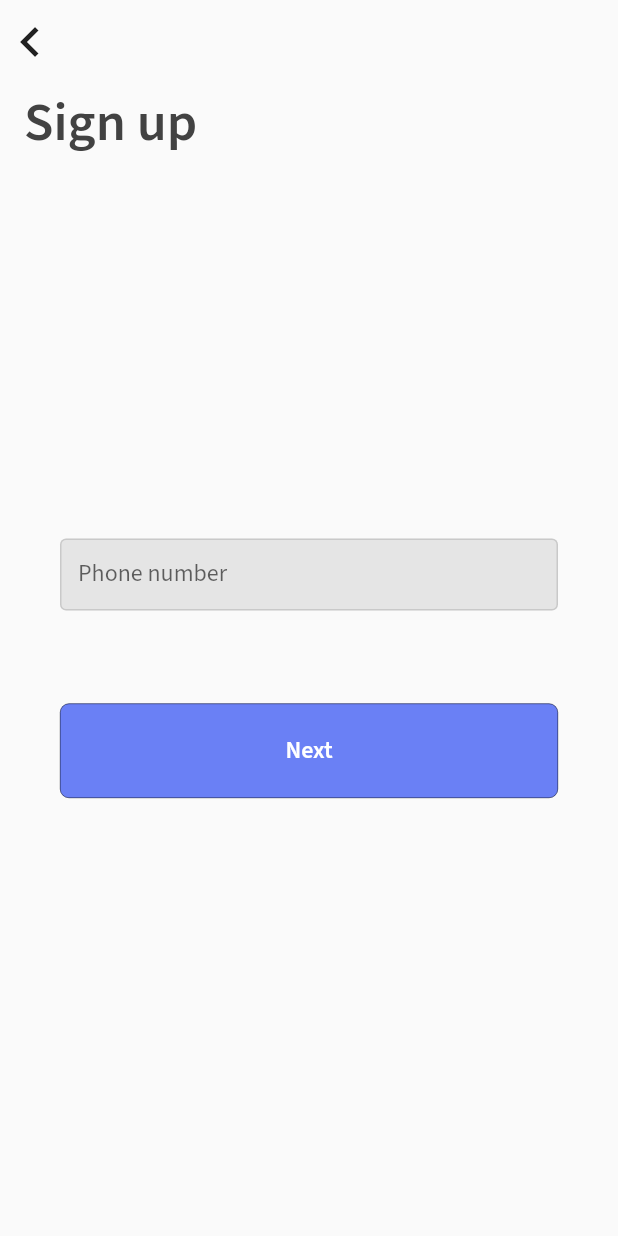
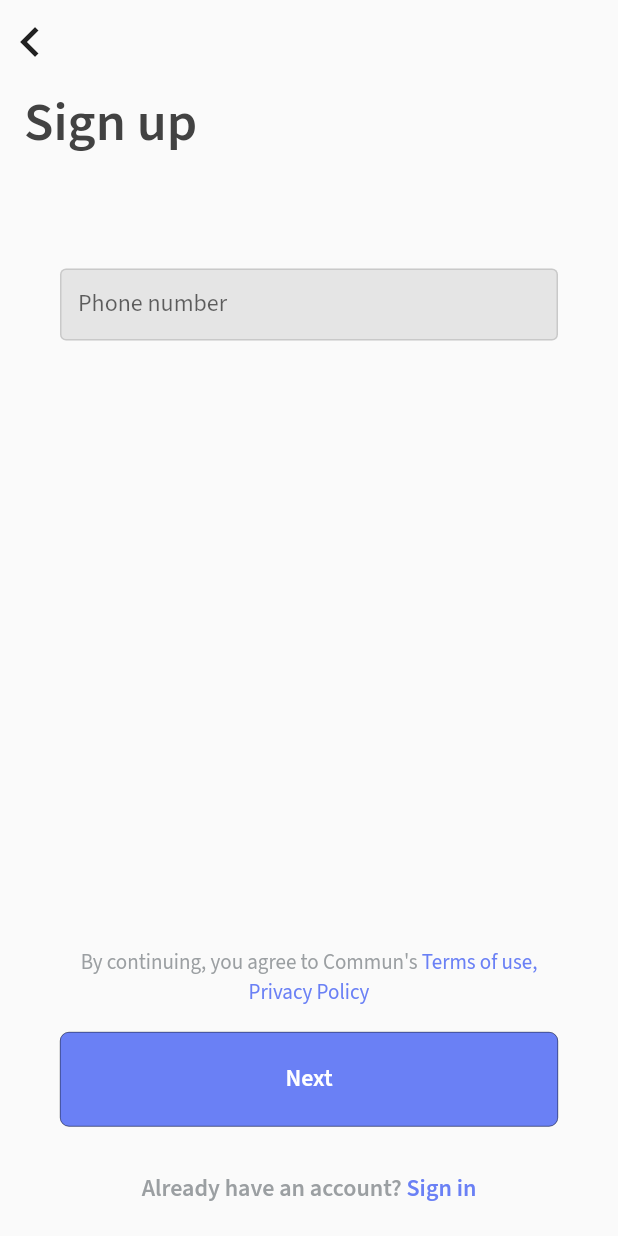
Before and after one commit to TheAlphamerc/flutter_commun_app, a Flutter app: the SignupWithMobilePage screen opened directly, on a phone screen of 412 x 824 dp. Run offline on Flutter 3.47's test engine with Material 2 defaults, Android fonts, the phone set to English and light mode, and no system bars; our stand-ins replace bloc, cloud_firestore, dartz, firebase_auth, firebase_core, flutter_bloc and 5 more; accounts and stored records are empty; generated files the repository leaves out were written again.

Commit message:
:sparkles: Add email and password authentication. :truck: Rename signup_cubit to signup_mobile_cubit

```diff
--- /dev/null
+++ b/lib/cubit/app_start/signup/mobile/signup_mobile_state.dart
@@ -0,0 +1,18 @@
+part of 'signup_mobile_cubit.dart';
+
+@freezed
+abstract class SignupMobileState with _$SignupMobileState {
+  const factory SignupMobileState.initial() = _Initial;
+  const factory SignupMobileState.response(
+      EVerifyMobileState response, String message) = _Response;
+}
+
+enum EVerifyMobileState {
+  OtpSent,
+  OtpVerifying,
+  OtpVerified,
+  Loading,
+  VerficationFailed,
+  Other,
+  Timeout
+}
--- a/lib/cubit/app_start/signup/signup_state.dart
+++ /dev/null
@@ -1,18 +0,0 @@
-part of 'signup_cubit.dart';
-
-@freezed
-abstract class SignupState with _$SignupState {
-  const factory SignupState.initial() = _Initial;
-  const factory SignupState.response(
-      VerifyMobileState response, String message) = _Response;
-}
-
-enum VerifyMobileState {
-  OtpSent,
-  OtpVerifying,
-  OtpVerified,
-  Loading,
-  VerficationFailed,
-  Other,
-  Timeout
-}
--- a/lib/cubit/app_start/username/username_cubit.dart
+++ b/lib/cubit/app_start/username/username_cubit.dart
@@ -1,8 +1,9 @@
 import 'package:bloc/bloc.dart';
 import 'package:flutter/material.dart';
+import 'package:flutter_commun_app/helper/utility.dart';
 import 'package:flutter_commun_app/resource/repository/auth/auth_repo.dart';
 import 'package:freezed_annotation/freezed_annotation.dart';
-
+import 'package:flutter_commun_app/ui/theme/theme.dart';
 import '../../../ui/widget/overlay_loader.dart';
 part 'e_usename_state.dart';
 part 'username_state.dart';
@@ -25,7 +26,7 @@ class UsernameCubit extends Cubit<UsernameState> {
     loader.hideLoader();
     response.fold((l) {
       emit(UsernameState.respose(EUsernameState.AlreadyExists,
-          "Username already exists ${DateTime.now().microsecond}"));
+          Utility.encodeStateMessage("Username already exists!!")));
     }, (r) {
       emit(UsernameState.respose(
           EUsernameState.Available, "Username available"));
--- a/lib/helper/collections_constants.dart
+++ b/lib/helper/collections_constants.dart
@@ -1,3 +1,5 @@
 class CollectionsConstants {
   static const String username = "username";
+  static const String email = "email";
+  static const String profile = "profile";
 }
--- a/lib/l10n/app_en.arb
+++ b/lib/l10n/app_en.arb
@@ -31,6 +31,7 @@
   "sign_up_description_1": "Terms of use, Privacy Policy",
   "already_have_account" : "Already have an account?",
   "phone_no": "Phone number",
+  "your_email_address": "Your email address",
   "close": "Close",
   "verfication": "Verification",
   "enter_sms_code": "Enter Sms-Code",
--- a/lib/l10n/app_es.arb
+++ b/lib/l10n/app_es.arb
@@ -31,6 +31,7 @@
   "sign_up_description_1": "Terms of use, Privacy Policy",
   "already_have_account" : "Already have an account?",
   "phone_no": "Phone number",
+  "your_email_address": "Your email address",
   "close": "Close",
   "verfication": "Verification",
   "enter_sms_code": "Enter Sms-Code",
--- a/lib/resource/repository/auth/auth_repo.dart
+++ b/lib/resource/repository/auth/auth_repo.dart
@@ -13,6 +13,10 @@ abstract class AuthRepo {
   Future<Either<String, UserCredential>> verifyOTP(
       {String verificationId, String smsCode});
 
+  Future<Either<String, UserCredential>> signupWithEmail(
+      {String email, String password});
+
   Future<Either<String, bool>> checkUserNameAvailability(String userName);
+  Future<Either<String, bool>> checkEmailAvailability(String email);
   Future<Either<String, bool>> createUserName(String userName);
 }
--- a/lib/ui/pages/app_start/sign_up/signup_with_mobile_page.dart
+++ b/lib/ui/pages/app_start/sign_up/signup_with_mobile_page.dart
@@ -1,10 +1,12 @@
 import 'package:flutter/material.dart';
 import 'package:flutter_bloc/flutter_bloc.dart';
-import 'package:flutter_commun_app/cubit/app_start/signup/signup_cubit.dart';
+import 'package:flutter_commun_app/cubit/app_start/signup/mobile/signup_mobile_cubit.dart';
 import 'package:flutter_commun_app/helper/utility.dart';
 import 'package:flutter_commun_app/resource/repository/auth/auth_repo.dart';
 import 'package:flutter_commun_app/ui/pages/app_start/sign_up/create_username_page.dart';
 import 'package:flutter_commun_app/ui/pages/app_start/sign_up/otp_Verification_page.dart';
+import 'package:flutter_commun_app/ui/pages/app_start/sign_up/widget/already_have_account_widget.dart';
+import 'package:flutter_commun_app/ui/pages/app_start/sign_up/widget/signup_terms_of_service_widget.dart';
 import 'package:flutter_commun_app/ui/theme/theme.dart';
 import 'package:flutter_commun_app/ui/widget/form/k_textfield.dart';
 
@@ -15,7 +17,7 @@ class SignupWithMobilePage extends StatelessWidget {
   static MaterialPageRoute getRoute() {
     return MaterialPageRoute(
         builder: (BuildContext context) => BlocProvider(
-              create: (context) => SignupCubit(getIt<AuthRepo>()),
+              create: (context) => SignupMobileCubit(getIt<AuthRepo>()),
               child: SignupWithMobilePage(),
             ));
   }
@@ -26,7 +28,7 @@ class SignupWithMobilePage extends StatelessWidget {
       child: TextButton(
         onPressed: () async {
           FocusManager.instance.primaryFocus.unfocus();
-          await context.read<SignupCubit>().continueWithPhone(context);
+          await context.read<SignupMobileCubit>().continueWithPhone(context);
         },
         style: ButtonStyle(
             backgroundColor: MaterialStateProperty.all(
@@ -46,12 +48,12 @@ class SignupWithMobilePage extends StatelessWidget {
     );
   }
 
-  void listener(BuildContext context, SignupState state) {
+  void listener(BuildContext context, SignupMobileState state) {
     state.maybeWhen(
       orElse: () {},
       response: (state, message) {
         switch (state) {
-          case VerifyMobileState.OtpSent:
+          case EVerifyMobileState.OtpSent:
             {
               Navigator.push(
                   context,
@@ -60,14 +62,14 @@ class SignupWithMobilePage extends StatelessWidget {
               break;
             }
 
-          case VerifyMobileState.OtpVerified:
+          case EVerifyMobileState.OtpVerified:
             {
               Navigator.pop(context);
               Navigator.push(context, CreateUserNamePage.getRoute());
               print("Navigate to Home page");
               break;
             }
-          case VerifyMobileState.VerficationFailed:
+          case EVerifyMobileState.VerficationFailed:
             {
               Utility.displaySnackbar(context, msg: message);
               print(message);
@@ -81,7 +83,7 @@ class SignupWithMobilePage extends StatelessWidget {
   }
 
   void submitOTP(BuildContext context, String otp) {
-    context.read<SignupCubit>().verifyOTP(context, otp);
+    context.read<SignupMobileCubit>().verifyOTP(context, otp);
   }
 
   @override
@@ -105,12 +107,17 @@ class SignupWithMobilePage extends StatelessWidget {
             ),
           ).circular,
         ),
-        body: BlocListener<SignupCubit, SignupState>(
+        body: BlocListener<SignupMobileCubit, SignupMobileState>(
           listener: listener,
           child: Container(
             padding: EdgeInsets.symmetric(horizontal: 16),
+            child: Stack(
+              children: [
+                SingleChildScrollView(
+                  child: Container(
+                    height: context.height,
                     child: Form(
-              key: context.watch<SignupCubit>().formKey,
+                      key: context.watch<SignupMobileCubit>().formKey,
                       child: Column(
                         crossAxisAlignment: CrossAxisAlignment.stretch,
                         children: [
@@ -118,24 +125,32 @@ class SignupWithMobilePage extends StatelessWidget {
                             context.locale.signUp,
                             style: TextStyles.headline36(context),
                           ),
-                  Column(
-                    mainAxisAlignment: MainAxisAlignment.center,
-                    children: [
+                          SizedBox(height: 72),
                           KTextField(
-                        controller: context.watch<SignupCubit>().phone,
+                            controller:
+                                context.watch<SignupMobileCubit>().phone,
                             type: FieldType.phone,
                             hintText: context.locale.phone_no,
                             backgroundColor: KColors.middle_gray_2,
                           ).pH(24),
-                      SizedBox(height: 40),
+                        ],
+                      ),
+                    ),
+                  ),
+                ),
+                Column(
+                  crossAxisAlignment: CrossAxisAlignment.center,
+                  mainAxisAlignment: MainAxisAlignment.end,
+                  children: [
+                    SignupTermsOfServiceWidget().pB(16),
                     _button(context,
                             title: context.locale.next,
                             backgroundColor: context.primaryColor)
-                          .pB(40),
+                        .pB(10),
+                    AlreadyHaveAccountWidget()
                   ],
-                  ).extended
+                )
               ],
-              ),
             ),
           ),
         ));
--- /dev/null
+++ b/lib/ui/pages/app_start/sign_up/widget/already_have_account_widget.dart
@@ -0,0 +1,29 @@
+import 'package:flutter/gestures.dart';
+import 'package:flutter/material.dart';
+import 'package:flutter_commun_app/ui/theme/theme.dart';
+
+class AlreadyHaveAccountWidget extends StatelessWidget {
+  const AlreadyHaveAccountWidget({Key key}) : super(key: key);
+
+  @override
+  Widget build(BuildContext context) {
+    return RichText(
+      textAlign: TextAlign.center,
+      text: TextSpan(
+        style: TextStyles.headline16(context)
+            .copyWith(color: context.theme.primaryTextTheme.subtitle1.color),
+        children: [
+          TextSpan(text: context.locale.already_have_account),
+          TextSpan(
+              text: " ${context.locale.signIn}",
+              style: TextStyles.headline16(context)
+                  .copyWith(color: context.primaryColor),
+              recognizer: TapGestureRecognizer()
+                ..onTap = () {
+                  print("Navigate to Signin");
+                }),
+        ],
+      ),
+    ).pV(20);
+  }
+}
--- /dev/null
+++ b/lib/ui/pages/app_start/sign_up/widget/signup_terms_of_service_widget.dart
@@ -0,0 +1,25 @@
+import 'package:flutter/material.dart';
+import 'package:flutter_commun_app/ui/theme/theme.dart';
+
+class SignupTermsOfServiceWidget extends StatelessWidget {
+  const SignupTermsOfServiceWidget({Key key}) : super(key: key);
+
+  @override
+  Widget build(BuildContext context) {
+    return RichText(
+      textAlign: TextAlign.center,
+      text: TextSpan(
+        style: TextStyles.bodyText14(context)
+            .copyWith(color: context.theme.primaryTextTheme.subtitle1.color),
+        children: [
+          TextSpan(text: context.locale.sign_up_description),
+          TextSpan(
+            text: " ${context.locale.sign_up_description_1}",
+            style: TextStyles.bodyText14(context)
+                .copyWith(color: context.primaryColor),
+          ),
+        ],
+      ),
+    ).hP16;
+  }
+}
```
Also changed, not shown: lib/cubit/app_start/signup/email/signup_email_cubit.dart (added, +60 -0 lines), lib/cubit/app_start/signup/email/signup_email_state.dart (added, +10 -0 lines), lib/cubit/app_start/signup/mobile/signup_mobile_cubit.dart (renamed from lib/cubit/app_start/signup/signup_cubit.dart, +12 -14 lines), lib/helper/utility.dart (+14 -0 lines), lib/resource/repository/auth/auth_repo_impl.dart (+11 -0 lines), lib/resource/service/firebase_auth_service.dart (+45 -2 lines), lib/ui/pages/app_start/sign_up/continue_with_page.dart (+10 -33 lines), lib/ui/pages/app_start/sign_up/create_username_page.dart (+22 -9 lines), lib/ui/pages/app_start/sign_up/signup_with_email_page.dart (added, +208 -0 lines). Lines whose indentation alone changed are shown as unchanged.
